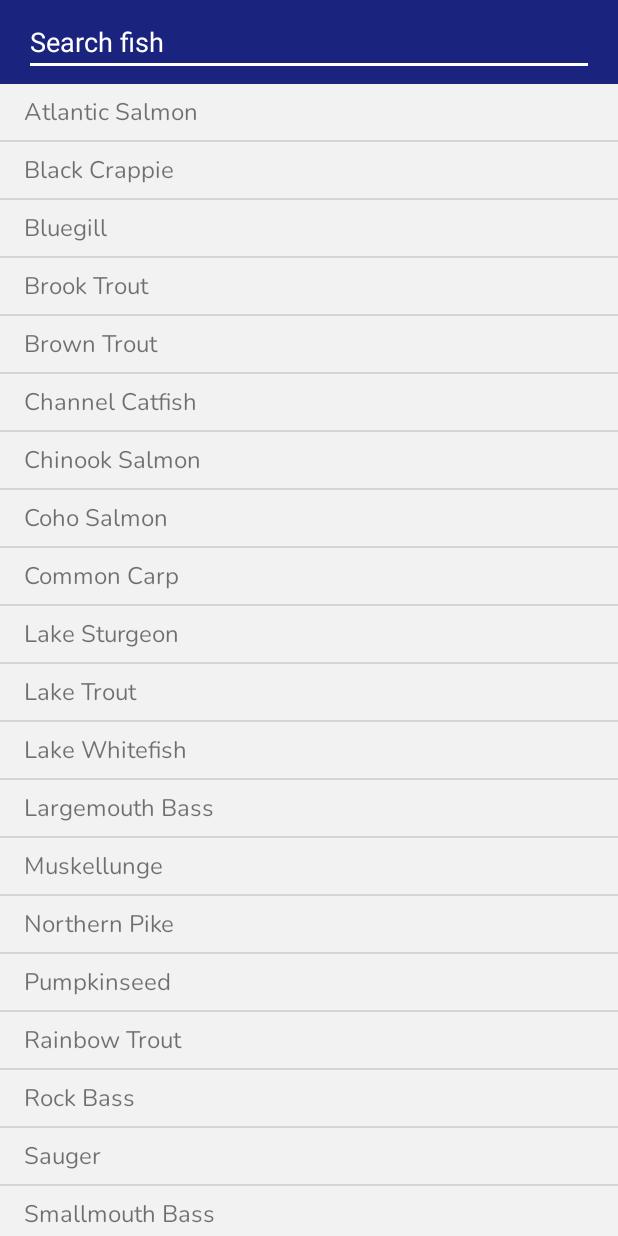
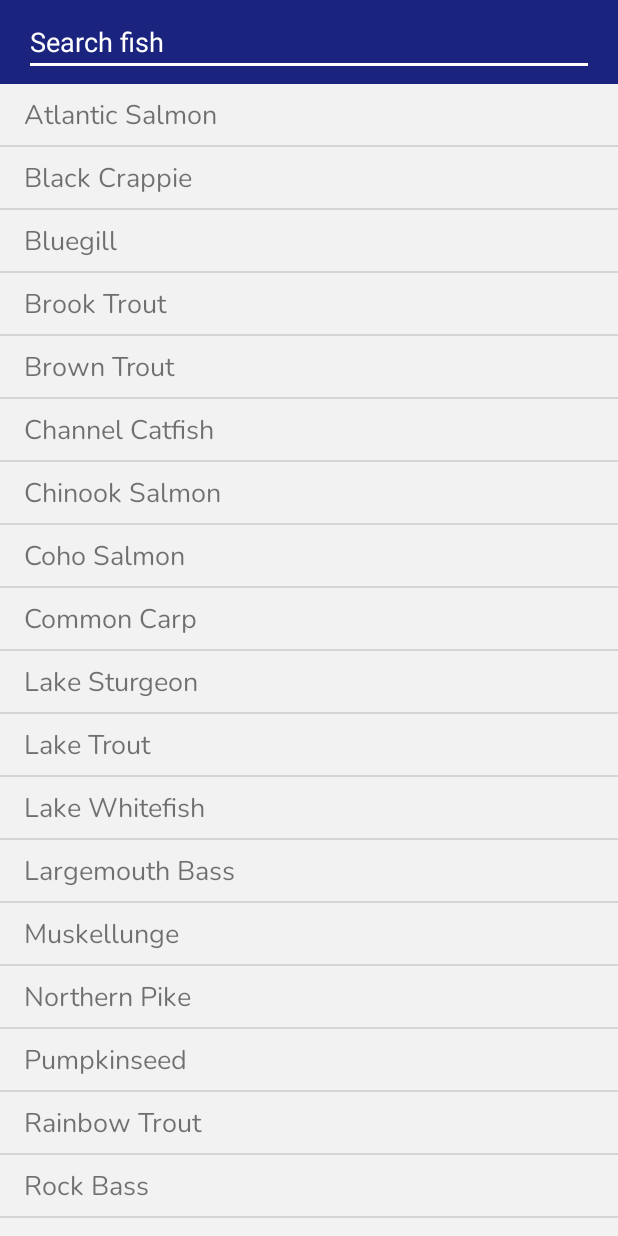
Before and after one commit to OntarioFish/OntarioFish, an Android app: the FishInfo screen opened directly, with no data from a screen before it, on a phone screen of 412 x 824 dp. Run offline under Robolectric (Android 15) with nearby library versions, the phone set to English and light mode, and no system bars; Roboto replaces fonts that are not available here.

Commit message:
Slightly adjusted logbook text and changed animation feed. Increased fish list text size.

```diff
--- a/app/src/main/res/anim/fade_in.xml
+++ b/app/src/main/res/anim/fade_in.xml
@@ -2,4 +2,4 @@
 <alpha xmlns:android="http://schemas.android.com/apk/res/android"
     android:interpolator="@android:anim/accelerate_interpolator"
     android:fromAlpha="0.0" android:toAlpha="1.0"
-    android:duration="500" />
+    android:duration="200" />
--- a/app/src/main/res/anim/fade_out.xml
+++ b/app/src/main/res/anim/fade_out.xml
@@ -3,4 +3,4 @@
     android:interpolator="@android:anim/accelerate_interpolator"
     android:fromAlpha="1.0" android:toAlpha="0.0"
     android:fillAfter="true"
-    android:duration="500" />
+    android:duration="200" />
--- a/app/src/main/res/layout/fish_textview.xml
+++ b/app/src/main/res/layout/fish_textview.xml
@@ -12,7 +12,7 @@
         android:layout_width="match_parent"
         android:layout_height="wrap_content"
         android:fontFamily="@font/nunito"
-        android:textSize="16sp"
+        android:textSize="18sp"
         android:layout_marginStart="16dp"
         android:layout_marginTop="7dp"
         android:layout_marginBottom="7dp"
--- a/app/src/main/res/layout/logbook_entry_text.xml
+++ b/app/src/main/res/layout/logbook_entry_text.xml
@@ -12,6 +12,7 @@
         android:layout_width="wrap_content"
         android:layout_height="wrap_content"
         android:textColor="@android:color/black"
+        android:layout_marginStart="8dp"
         android:textSize="16sp" />
 
     <TextView
```
